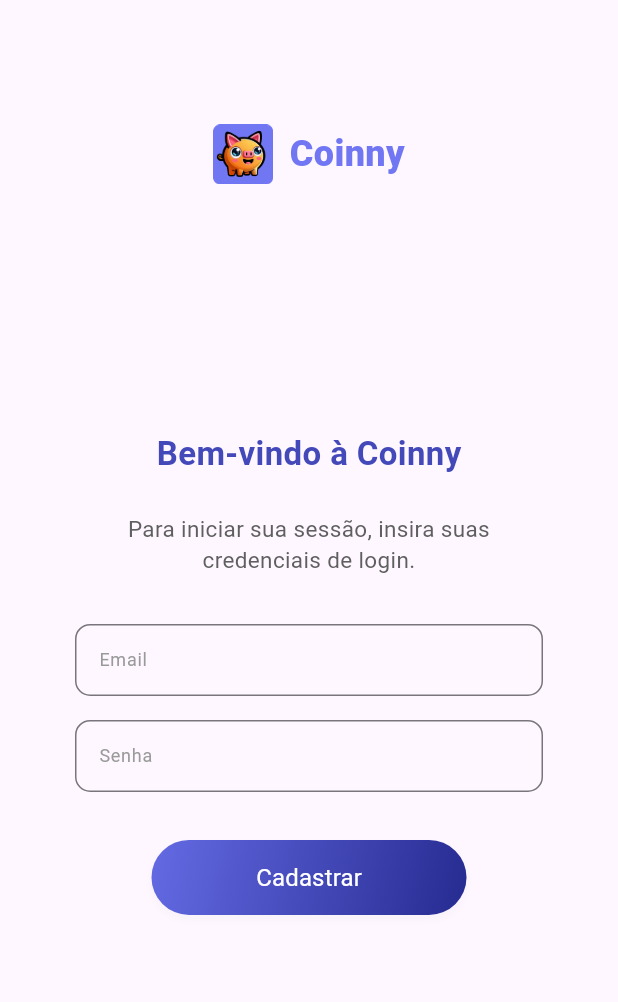
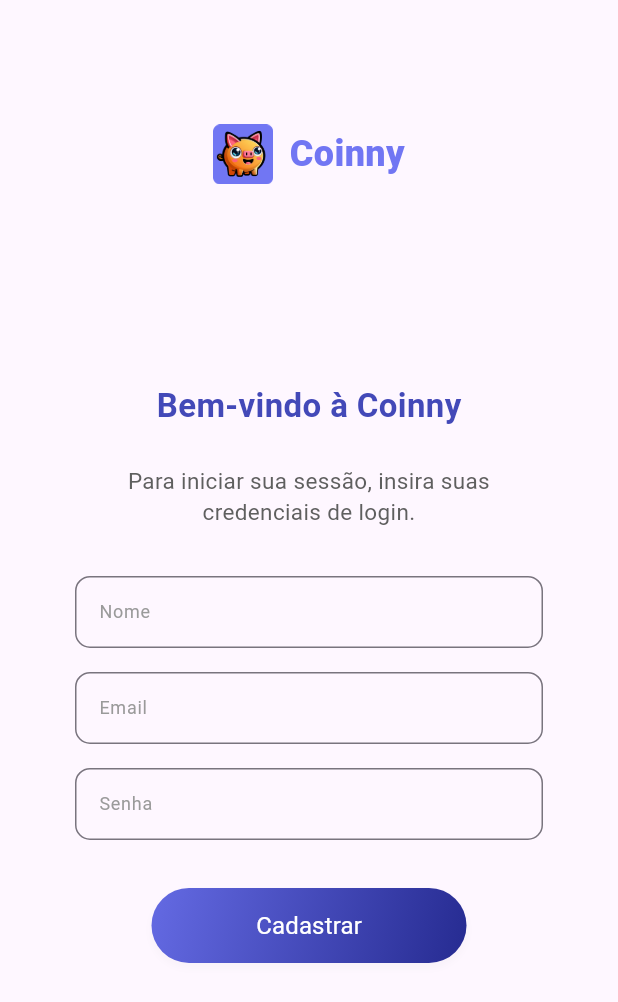
Before and after one commit to rubdelima/Coinny.app-Deprecated-, a Flutter app: the SignParentsPage screen opened by its route, after a tap on "Cadastrar", on a phone screen of 412 x 824 dp. Shown: the top 1002 px of the screen. Run offline on Flutter 3.47's test engine with Material 3 defaults, Android fonts, the phone set to English and light mode, and no system bars; our stand-ins replace cloud_firestore, firebase_auth, firebase_core, rive, syncfusion_flutter_charts; accounts and stored records are empty; network calls fail; Roboto replaces fonts that are missing (Fieldwork-Geo).

Commit message:
Sign-up working

```diff
--- a/lib/main.dart
+++ b/lib/main.dart
@@ -9,6 +9,7 @@ import 'source/parents.dart';
 import 'source/children.dart';
 import 'pages/parents/signUp.dart';
 import 'package:learn/classes.dart';
+import 'pages/parents/signUp.dart';
 
 Future<void> main() async {
   WidgetsFlutterBinding.ensureInitialized();
@@ -31,6 +32,7 @@ class MyApp extends StatelessWidget {
       ),
       home: AuthenticationChecker(),
       routes: {
+        'signUp': (context) => SignParentsPage(),
         '/login': (context) => LoginPage(),
         '/parentsMain': (context) => ParentsMain(),
         '/childrenMain': (context) => ChildrenMain(),
@@ -48,6 +50,7 @@ class AuthenticationChecker extends StatelessWidget {
 
     if (currentUser != null) {
       // Debug, aqui vemos que o estado está sendo salvo
+      print('User: $currentUser');
       print('User Name: ${currentUser.displayName}');
       print('User Email: ${currentUser.email}');
 
--- a/lib/pages/parents/loginParenstPage.dart
+++ b/lib/pages/parents/loginParenstPage.dart
@@ -129,15 +129,18 @@ class _LoginParentsPageState extends State<LoginParentsPage> {
                             email: _emailController.text,
                             password: _passwordController.text,
                           );
+                          print('Credencial: $credential');
 
                           User? parent = credential.user;
+                          print('Parent: $parent');
                           if (parent != null) {
                             Parents parentUser =
                                 await loadParent(parent.email ?? "");
                             Navigator.pushReplacementNamed(
                                 context, '/parentsMain',
                                 arguments: parentUser);
-                                print('Parent user is AAAAAAAAAAAAAAAAAAAAAAAAAAAAAAAAAAAAAAAAAAAAAAAAAAAAAAAAAAAAAAAAA $parentUser');
+                            print(
+                                'Parent user is AAAAAAAAAAAAAAAAAAAAAAAAAAAAAAAAAAAAAAAAAAAAAAAAAAAAAAAAAAAAAAAAA $parentUser');
                           }
                         } on FirebaseAuthException catch (e) {
                           if (e.code == 'user-not-found') {
--- a/lib/pages/parents/signUp.dart
+++ b/lib/pages/parents/signUp.dart
@@ -1,3 +1,4 @@
+import 'package:cloud_firestore/cloud_firestore.dart';
 import 'package:firebase_auth/firebase_auth.dart';
 import 'package:flutter/material.dart';
 import 'package:learn/widgets/login/loginEnterButton.dart';
@@ -7,17 +8,47 @@ import 'package:learn/widgets/login/loginInfoContainter.dart';
 class LoginInputFields extends StatelessWidget {
   final TextEditingController emailController;
   final TextEditingController passwordController;
+  final TextEditingController nameController;
 
   const LoginInputFields({
     Key? key,
     required this.emailController,
     required this.passwordController,
+    required this.nameController,
   }) : super(key: key);
 
   @override
   Widget build(BuildContext context) {
     return Column(
       children: [
+        SizedBox(
+          height: 48,
+          child: TextField(
+            controller: nameController,
+            style: const TextStyle(
+                fontFamily: "Fieldwork-Geo",
+                fontWeight: FontWeight.w400,
+                color: Color(0xff5A5A5A),
+                fontSize: 12),
+            decoration: InputDecoration(
+              labelStyle: const TextStyle(
+                  fontFamily: "Fieldwork-Geo",
+                  fontWeight: FontWeight.w400,
+                  color: Color(0xff9A9A9A),
+                  fontSize: 12),
+              labelText: 'Nome',
+              border:
+                  OutlineInputBorder(borderRadius: BorderRadius.circular(10)),
+              focusedBorder: OutlineInputBorder(
+                borderRadius: BorderRadius.circular(10),
+                borderSide: const BorderSide(
+                  color: Color(0xff7A7FFF),
+                ),
+              ),
+            ),
+            keyboardType: TextInputType.emailAddress,
+          )),
+        const SizedBox(height: 16),
         SizedBox(
             height: 48,
             child: TextField(
@@ -73,7 +104,8 @@ class LoginInputFields extends StatelessWidget {
             ),
             obscureText: true,
           ),
-        )
+        ),
+
       ],
     );
   }
@@ -87,12 +119,8 @@ class SignParentsPage extends StatefulWidget {
 class _SignParentsPageState extends State<SignParentsPage> {
   final TextEditingController _emailController = TextEditingController();
   final TextEditingController _passwordController = TextEditingController();
+  final TextEditingController _nameController = TextEditingController();
 
-  Future<void> signInWithFirebase() async {
-    // Your existing signInWithFirebase function remains unchanged.
-  }
-
-  // New signup function
   Future<void> signUpWithFirebase() async {
     try {
       final credential =
@@ -101,7 +129,25 @@ class _SignParentsPageState extends State<SignParentsPage> {
         password: _passwordController.text,
       );
 
-      Navigator.pushReplacementNamed(context, '/parentsMain');
+      if (credential.user != null) {
+        String defaultName = _nameController.text.isEmpty
+            ? "Default Name"
+            : _nameController.text;
+        String defaultPhotoPath =
+            "assets/images/appImages/joana-dias.png"; // imagem padrao
+
+        await FirebaseFirestore.instance
+            .collection('parent')
+            .doc(credential.user!.email)
+            .set({
+          'name': defaultName,
+          'photoPath': defaultPhotoPath,
+          'dependents':
+              ["1111"]
+        });
+
+        Navigator.pushReplacementNamed(context, '/login');
+      }
     } on FirebaseAuthException catch (e) {
       if (e.code == 'weak-password') {
         print('The password provided is too weak.');
@@ -112,6 +158,7 @@ class _SignParentsPageState extends State<SignParentsPage> {
       }
     }
   }
+
 
   @override
   void dispose() {
@@ -142,6 +189,7 @@ class _SignParentsPageState extends State<SignParentsPage> {
               LoginInputFields(
                 emailController: _emailController,
                 passwordController: _passwordController,
+                nameController: _nameController,
               ),
               const SizedBox(height: 32),
               LoginEnterButton(
```
